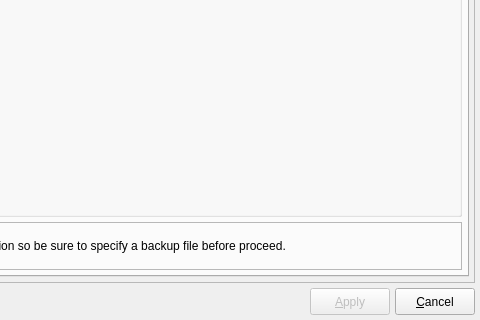
Above: libs/libgui/ui/tools/metadatahandlingform.ui from pgmodeler/pgmodeler before the change; both pictures show x 418 to 898 and y 631 to 951 of the 898 by 951 pixel window. Below: the same form after it.
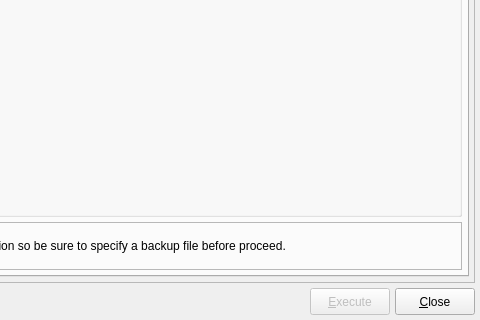
That is the form after the change. Icons and pictures are not drawn.

Commit message: Changed the MetadataHandlingForm's Apply and Cancel actions to Execute and Close

```diff
--- a/libs/libgui/ui/tools/metadatahandlingform.ui
+++ b/libs/libgui/ui/tools/metadatahandlingform.ui
@@ -103,7 +103,7 @@
         </size>
        </property>
        <property name="text">
-        <string>&amp;Apply</string>
+        <string>&amp;Execute</string>
        </property>
        <property name="icon">
         <iconset resource="../../res/resources.qrc">
@@ -135,7 +135,7 @@
         </size>
        </property>
        <property name="text">
-        <string>&amp;Cancel</string>
+        <string>&amp;Close</string>
        </property>
        <property name="icon">
         <iconset resource="../../res/resources.qrc">
```
Left out of the diff: 8 changed lines with no effect on the pictures. The commit also changes 1 other file.
